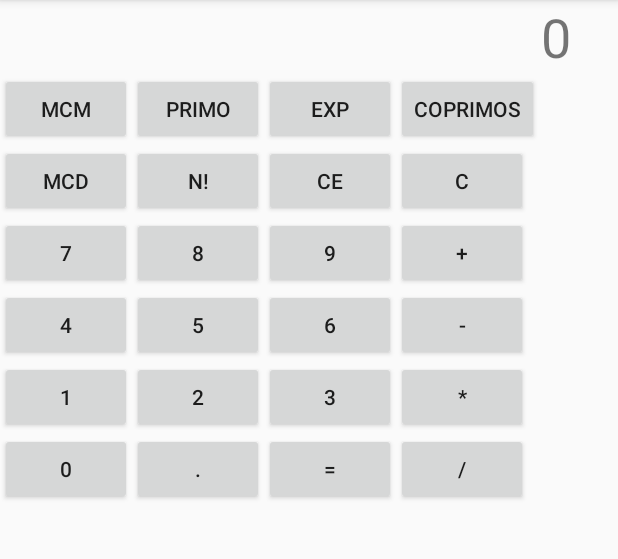
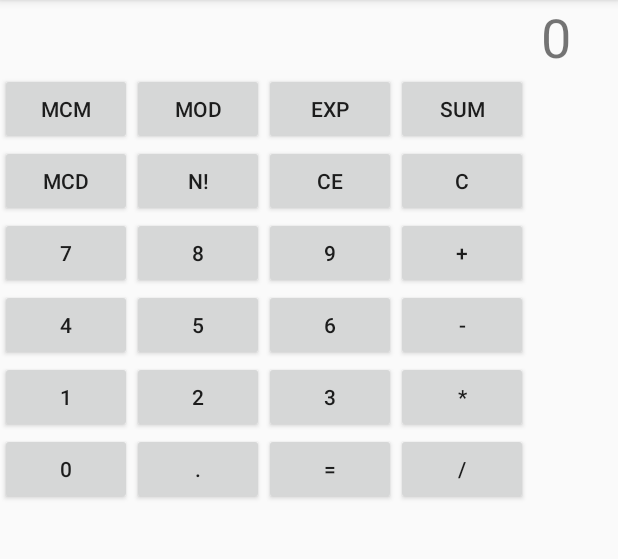
Before and after one commit to alacalcasis/Prueba, an Android app: the screen it shows after launch (MainActivity), on a phone screen of 412 x 824 dp, the part 84-643 px from its top. Run offline under Robolectric (Android 15) with nearby library versions, the phone set to English and light mode, and no system bars.

```diff
--- a/app/src/main/res/layout/activity_main.xml
+++ b/app/src/main/res/layout/activity_main.xml
@@ -38,25 +38,25 @@
             android:text="MCM" />
 
         <Button
-            android:id="@+id/primo"
+            android:id="@+id/mod"
             android:layout_width="wrap_content"
             android:layout_height="wrap_content"
             android:onClick="botonClicado"
-            android:text="PRIMO" />
+            android:text="MOD" />
 
         <Button
-            android:id="@+id/exponenciacion"
+            android:id="@+id/exp"
             android:layout_width="wrap_content"
             android:layout_height="wrap_content"
             android:onClick="botonClicado"
             android:text="EXP" />
 
         <Button
-            android:id="@+id/coprimos"
+            android:id="@+id/sum"
             android:layout_width="wrap_content"
             android:layout_height="wrap_content"
             android:onClick="botonClicado"
-            android:text="COPRIMOS" />
+            android:text="SUM" />
 
         <Button
             android:id="@+id/mcd"
```
Also changed, not shown: app/src/main/java/com/pruebas/micalculadora/MainActivity.java (+4 -4 lines), app/src/main/java/com/pruebas/micalculadora/ModeloCalculadora.java (+66 -64 lines).
